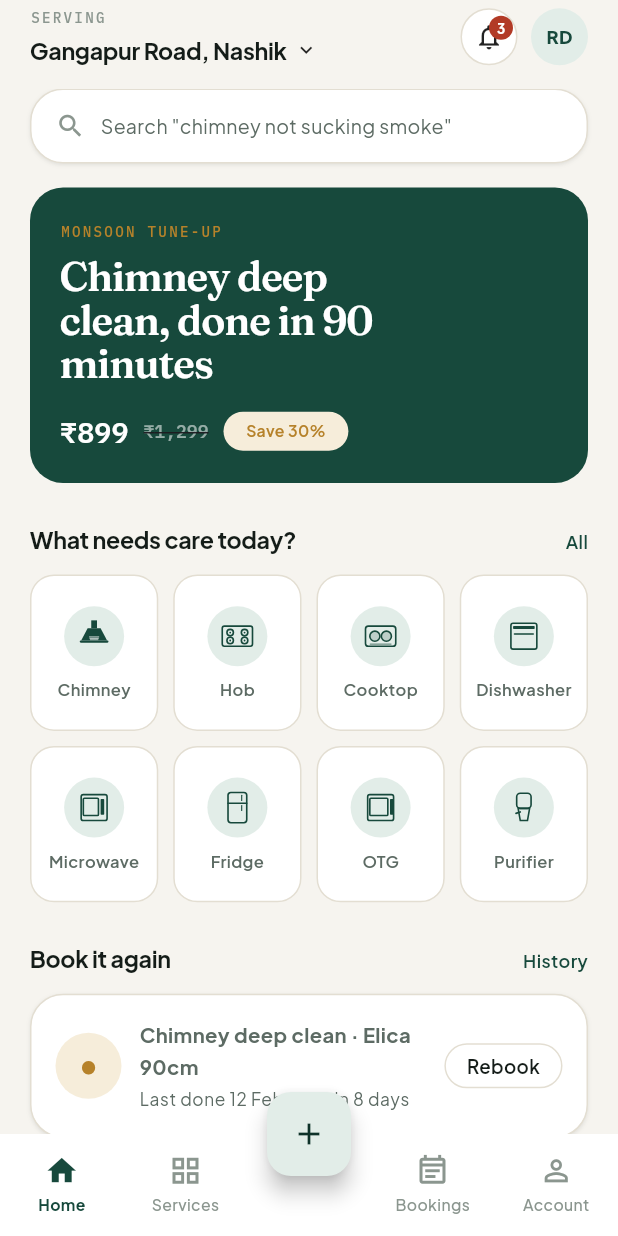
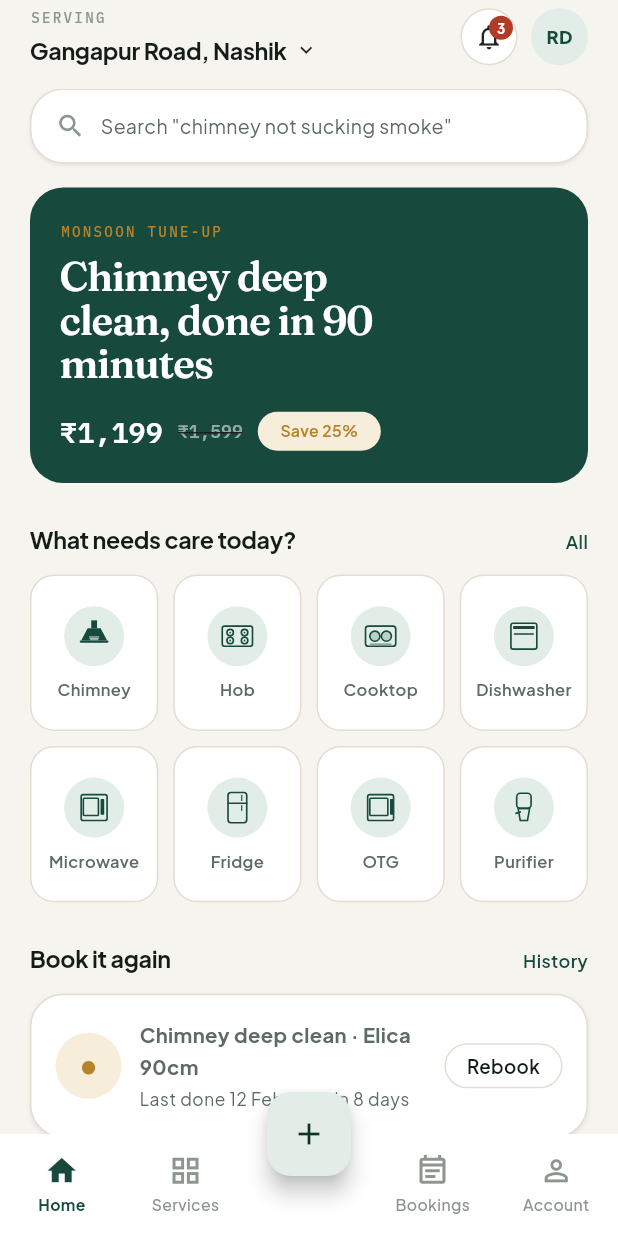
Before and after one commit to ankitchouria-oss/Rasoi-care, a Flutter app: the HomeScreen screen opened by its route, on a phone screen of 412 x 824 dp. Run offline on Flutter 3.47's test engine with Material 3 defaults, Android fonts, the phone set to English and light mode, and no system bars; our stand-ins replace cloud_firestore, firebase_auth, firebase_core, flutter_riverpod, geolocator, go_router and 5 more; missing offline and left inert: smart_auth; accounts and stored records are empty.

```diff
--- a/careplus_flutter/lib/features/home/home_screen.dart
+++ b/careplus_flutter/lib/features/home/home_screen.dart
@@ -298,17 +298,17 @@ class _HeroBanner extends StatelessWidget {
               ),
               const SizedBox(height: 16),
               Row(children: [
-                Text('₹899',
+                Text('₹1,199',
                     style: CareType.mono(context.scheme.onPrimary,
                         size: 19, w: FontWeight.w600)),
                 const SizedBox(width: 10),
-                Text('₹1,299',
+                Text('₹1,599',
                     style: CareType.mono(
                             context.scheme.onPrimary.withValues(alpha: 0.55),
                             size: 12)
                         .copyWith(decoration: TextDecoration.lineThrough)),
                 const SizedBox(width: 10),
-                const StatusChip('Save 30%', tone: ChipTone.warning, height: 26),
+                const StatusChip('Save 25%', tone: ChipTone.warning, height: 26),
               ]),
             ],
           ),
```
Also changed, not shown: careplus_flutter/lib/data/mock_repository.dart (+15 -0 lines), careplus_flutter/lib/features/booking/address_picker_screen.dart (+31 -5 lines).
